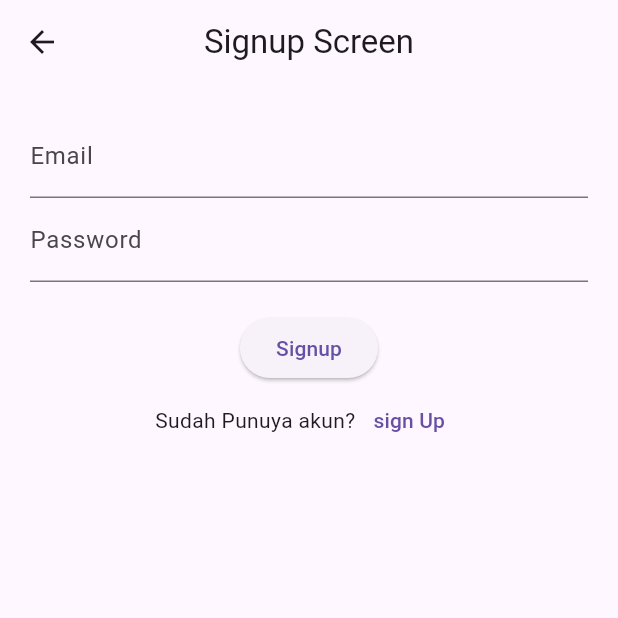
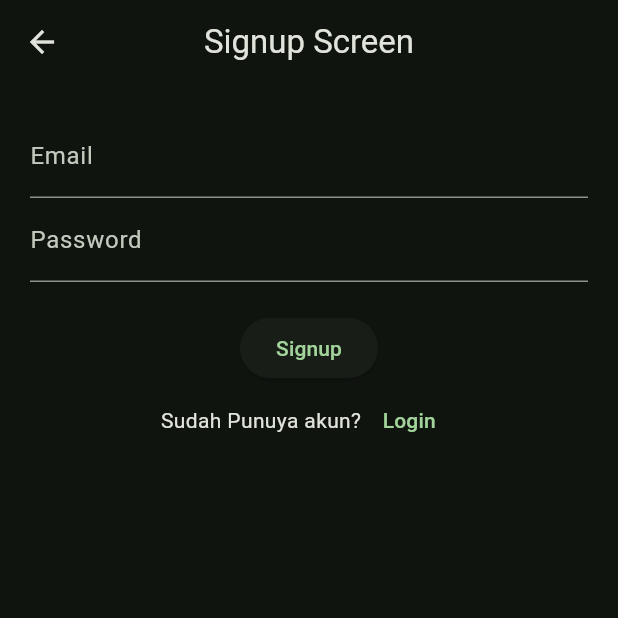
Before and after one commit to Ilham-Bashthotan/latihan_firebase, a Flutter app: the screen it shows after launch, after a tap on "Sign Up", on a phone screen of 412 x 824 dp, the top half of it. Run offline on Flutter 3.47's test engine with Material 3 defaults, Android fonts, the phone set to English and light mode, and no system bars; our stand-ins replace firebase_auth, firebase_core, get; accounts and stored records are empty; network calls fail.

```diff
--- a/lib/app/modules/login/controllers/login_controller.dart
+++ b/lib/app/modules/login/controllers/login_controller.dart
@@ -6,10 +6,9 @@ class LoginController extends GetxController {
   TextEditingController passwordC = TextEditingController(text: "admin123");
 
   @override
-  void dispose() {
+  void onClose() {
     emailC.dispose();
     passwordC.dispose();
-    super.dispose();
+    super.onClose();
   }
-
 }
--- a/lib/app/modules/singup/controllers/singup_controller.dart
+++ b/lib/app/modules/singup/controllers/singup_controller.dart
@@ -6,9 +6,9 @@ class SingupController extends GetxController {
   TextEditingController passwordC= TextEditingController();
 
   @override
-  void dispose() {
+  void onClose() {
     emailC.dispose();
     passwordC.dispose();
-    super.dispose();
+    super.onClose();
   }
 }
--- a/lib/app/modules/singup/views/singup_view.dart
+++ b/lib/app/modules/singup/views/singup_view.dart
@@ -47,7 +47,7 @@ class SingupView extends GetView<SingupController> {
                 const Text('Sudah Punuya akun?'),
                 TextButton(
                   onPressed: () => Get.back(),
-                  child: const Text('sign Up'),
+                  child: const Text('Login'),
                 ),
               ],
             )
--- a/lib/main.dart
+++ b/lib/main.dart
@@ -31,7 +31,14 @@ class MyApp extends StatelessWidget {
         if (snapshot.connectionState == ConnectionState.active) {
           return GetMaterialApp(
             title: "Application",
-            initialRoute: snapshot.data != null ? Routes.HOME : Routes.LOGIN,
+            debugShowCheckedModeBanner: false,
+            theme: ThemeData(
+              brightness: Brightness.dark,
+              colorSchemeSeed: Colors.green,
+            ),
+            initialRoute: snapshot.data != null && snapshot.data!.emailVerified
+                ? Routes.HOME
+                : Routes.LOGIN,
             getPages: AppPages.routes,
           );
         }
```
Also changed, not shown: lib/app/controllers/auth_controller.dart (+67 -4 lines).
